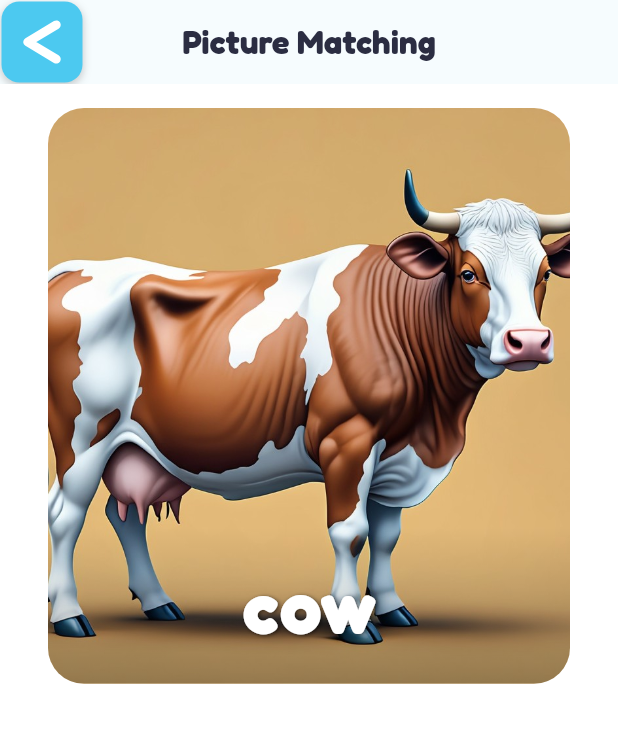
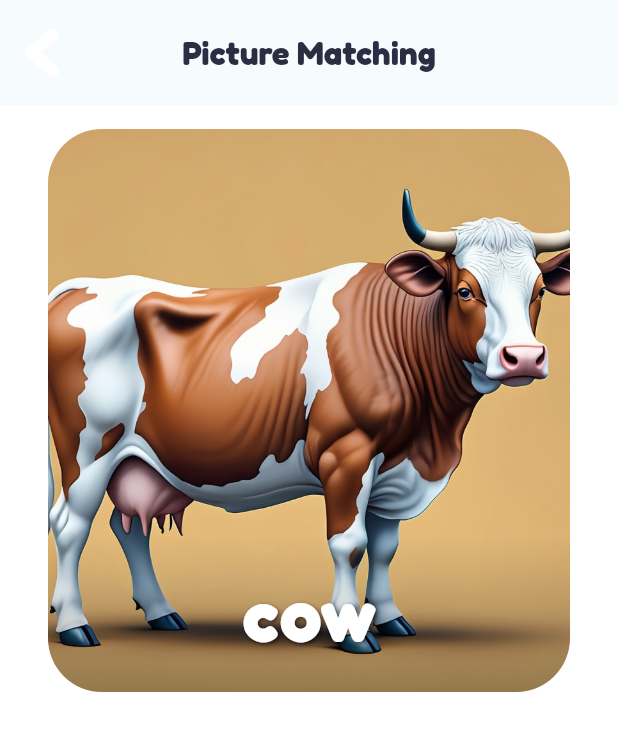
Before and after one commit to johnnyhawk02/alphazed, a Flutter app: the screen it shows after launch, after a tap on "Picture Matching", on a phone screen of 412 x 824 dp. Shown: the top 731 px of the screen. Run offline on Flutter 3.47's test engine with Material 3 defaults, Android fonts, the phone set to English and light mode, and no system bars; our stand-ins replace google_fonts, just_audio, lottie.

Commit message:
Increase stroke width and arrow size in ArrowPainter; adjust AppBar height and margins in BaseGameScreen; enhance border radius in ImageDropTarget for improved UI aesthetics.

```diff
--- a/lib/screens/base_game_screen.dart
+++ b/lib/screens/base_game_screen.dart
@@ -12,17 +12,19 @@ class ArrowPainter extends CustomPainter {
     final paint = Paint()
       ..color = Colors.white
       ..style = PaintingStyle.stroke
-      ..strokeWidth = 6
+      ..strokeWidth = 8  // Increased from 6 to 8 for thicker stroke
       ..strokeCap = StrokeCap.round
       ..strokeJoin = StrokeJoin.round;
 
+    // Scale up by making the arrow width even larger relative to container size
     final centerY = size.height / 2;
-    final arrowWidth = size.width * 0.6;
+    final arrowWidth = size.width * 1.5;  // Increased from 0.9 to 1.5 for a much wider arrow
 
+    // Make arrow cover almost entire container width
     final path = Path()
-      ..moveTo(size.width * 0.75, centerY - arrowWidth / 2)
-      ..lineTo(size.width * 0.25, centerY)
-      ..lineTo(size.width * 0.75, centerY + arrowWidth / 2);
+      ..moveTo(size.width * 0.95, centerY - arrowWidth / 2)  // Moved from 0.9 to 0.95
+      ..lineTo(size.width * 0.05, centerY)  // Moved from 0.1 to 0.05
+      ..lineTo(size.width * 0.95, centerY + arrowWidth / 2);  // Moved from 0.9 to 0.95
 
     canvas.drawPath(path, paint);
   }
@@ -176,21 +178,15 @@ abstract class BaseGameScreenState<T extends BaseGameScreen> extends State<T>
       elevation: 1,
       backgroundColor: Colors.transparent,
       centerTitle: true,
+      toolbarHeight: 70, // Increased AppBar height
       leading: GestureDetector(
         onTap: () => Navigator.of(context).pop(),
         child: Container(
-          margin: EdgeInsets.all(1),
-          padding: EdgeInsets.all(8),
+          margin: EdgeInsets.all(8), // Increased margin from 1 to 8
+          padding: EdgeInsets.all(12), // Increased padding from 8 to 12
           decoration: BoxDecoration(
-            color: GameConfig.primaryButtonColor,
+            color: Colors.transparent,
             borderRadius: BorderRadius.circular(12),
-            boxShadow: [
-              BoxShadow(
-                color: Colors.black.withOpacity(0.2),
-                blurRadius: 4,
-                offset: Offset(0, 2),
-              )
-            ],
           ),
           child: CustomPaint(
             size: Size.infinite,
--- a/lib/widgets/image_drop_target.dart
+++ b/lib/widgets/image_drop_target.dart
@@ -21,7 +21,7 @@ class _ImageDropTargetState extends State<ImageDropTarget>
     with TickerProviderStateMixin, InteractiveAnimationMixin {
 
   // Constants for styling
-  static const double _borderRadius = 24.0; // Increased from 16.0 to make corners more rounded
+  static const double _borderRadius = 36.0; // Increased from 24.0 to make corners even more rounded
 
   bool isHovering = false;
 
```
Also changed, not shown: 3 other files.
